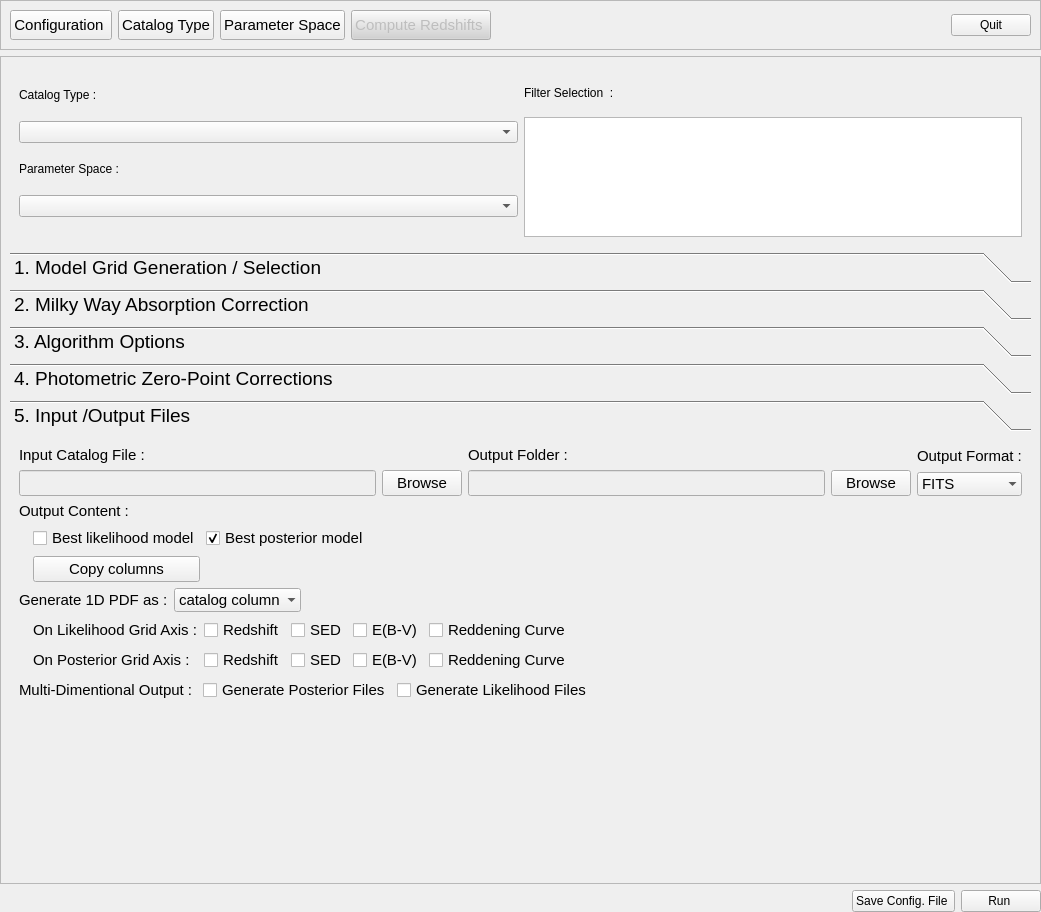
Qt form PhzQtUI/auxdir/PhzQtUI/FormAnalysis.ui (astrorama/Phosphoros) before a commit.
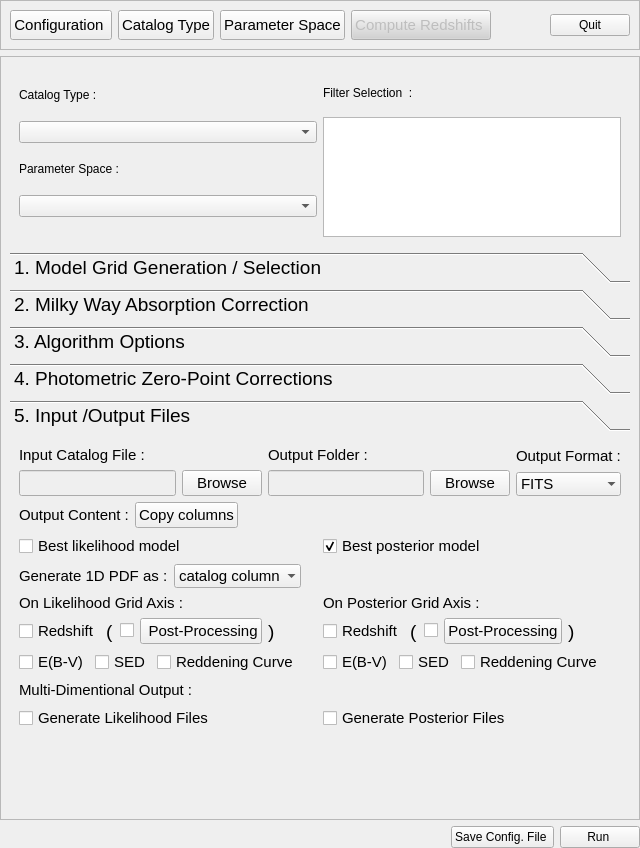
The same form after that commit.

The edit to the form file:
```diff
--- a/PhzQtUI/auxdir/PhzQtUI/FormAnalysis.ui
+++ b/PhzQtUI/auxdir/PhzQtUI/FormAnalysis.ui
@@ -6,8 +6,8 @@
    <rect>
     <x>0</x>
     <y>0</y>
-    <width>1041</width>
-    <height>912</height>
+    <width>640</width>
+    <height>848</height>
    </rect>
   </property>
   <property name="minimumSize">
@@ -164,8 +164,8 @@
        <rect>
         <x>0</x>
         <y>0</y>
-        <width>1039</width>
-        <height>816</height>
+        <width>638</width>
+        <height>752</height>
        </rect>
       </property>
       <layout class="QVBoxLayout" name="verticalLayout_9">
@@ -1134,14 +1134,14 @@
            <rect>
             <x>0</x>
             <y>0</y>
-            <width>1021</width>
-            <height>422</height>
+            <width>607</width>
+            <height>382</height>
            </rect>
           </property>
           <attribute name="label">
            <string>5. Input /Output Files</string>
           </attribute>
-          <layout class="QVBoxLayout" name="verticalLayout_2">
+          <layout class="QVBoxLayout" name="verticalLayout_33">
            <item>
             <layout class="QHBoxLayout" name="horizontalLayout_9">
              <item>
@@ -1283,6 +1283,8 @@
             </layout>
            </item>
            <item>
+            <layout class="QHBoxLayout" name="horizontalLayout_14">
+             <item>
             <widget class="QLabel" name="label_5">
              <property name="font">
               <font>
@@ -1295,22 +1297,40 @@
             </widget>
            </item>
            <item>
-            <layout class="QHBoxLayout" name="horizontalLayout_12">
-             <item>
-              <layout class="QGridLayout" name="gridLayout_4">
-               <item row="0" column="0">
-                <widget class="QLabel" name="label_24">
+              <widget class="QPushButton" name="output_column_btn">
                  <property name="font">
                   <font>
-                   <pointsize>10</pointsize>
-                  </font>
-                 </property>
+                 <pointsize>11</pointsize>
+                </font>
+               </property>
+               <property name="toolTip">
+                <string>&lt;html&gt;&lt;head/&gt;&lt;body&gt;&lt;p&gt;Choose which of the input catalog columns have to be copied in the output catalog&lt;/p&gt;&lt;/body&gt;&lt;/html&gt;</string>
+               </property>
                  <property name="text">
-                  <string/>
+                <string>Copy columns</string>
                  </property>
                 </widget>
                </item>
-               <item row="0" column="1">
+             <item>
+              <spacer name="horizontalSpacer_13">
+               <property name="orientation">
+                <enum>Qt::Horizontal</enum>
+               </property>
+               <property name="sizeHint" stdset="0">
+                <size>
+                 <width>40</width>
+                 <height>20</height>
+                </size>
+               </property>
+              </spacer>
+             </item>
+            </layout>
+           </item>
+           <item>
+            <layout class="QHBoxLayout" name="horizontalLayout">
+             <item>
+              <layout class="QVBoxLayout" name="verticalLayout_2">
+               <item>
                 <widget class="QCheckBox" name="cb_best_likelihood">
                  <property name="font">
                   <font>
@@ -1322,7 +1342,11 @@
                  </property>
                 </widget>
                </item>
-               <item row="0" column="2">
+              </layout>
+             </item>
+             <item>
+              <layout class="QVBoxLayout" name="verticalLayout_28">
+               <item>
                 <widget class="QCheckBox" name="cb_best_model_cols">
                  <property name="font">
                   <font>
@@ -1337,36 +1361,8 @@
                  </property>
                 </widget>
                </item>
-               <item row="1" column="1">
-                <widget class="QPushButton" name="output_column_btn">
-                 <property name="font">
-                  <font>
-                   <pointsize>11</pointsize>
-                  </font>
-                 </property>
-                 <property name="toolTip">
-                  <string>&lt;html&gt;&lt;head/&gt;&lt;body&gt;&lt;p&gt;Choose which of the input catalog columns have to be copied in the output catalog&lt;/p&gt;&lt;/body&gt;&lt;/html&gt;</string>
-                 </property>
-                 <property name="text">
-                  <string>Copy columns</string>
-                 </property>
-                </widget>
-               </item>
               </layout>
              </item>
-             <item>
-              <spacer name="horizontalSpacer_12">
-               <property name="orientation">
-                <enum>Qt::Horizontal</enum>
-               </property>
-               <property name="sizeHint" stdset="0">
-                <size>
-                 <width>40</width>
-                 <height>20</height>
-                </size>
-               </property>
-              </spacer>
-             </item>
             </layout>
            </item>
            <item>
@@ -1427,22 +1423,10 @@
             </layout>
            </item>
            <item>
-            <layout class="QHBoxLayout" name="horizontalLayout_6">
+            <layout class="QHBoxLayout" name="horizontalLayout_15">
              <item>
-              <layout class="QGridLayout" name="gridLayout">
-               <item row="0" column="0">
-                <widget class="QLabel" name="label_22">
-                 <property name="font">
-                  <font>
-                   <pointsize>10</pointsize>
-                  </font>
-                 </property>
-                 <property name="text">
-                  <string/>
-                 </property>
-                </widget>
-               </item>
-               <item row="0" column="1">
+              <layout class="QVBoxLayout" name="verticalLayout_31">
+               <item>
                 <widget class="QLabel" name="label_10">
                  <property name="font">
                   <font>
@@ -1454,7 +1438,9 @@
                  </property>
                 </widget>
                </item>
-               <item row="0" column="2">
+               <item>
+                <layout class="QHBoxLayout" name="horizontalLayout_21">
+                 <item>
                 <widget class="QCheckBox" name="cb_likelihood_pdf_z">
                  <property name="enabled">
                   <bool>true</bool>
@@ -1469,22 +1455,57 @@
                  </property>
                 </widget>
                </item>
-               <item row="0" column="3">
-                <widget class="QCheckBox" name="cb_likelihood_pdf_sed">
-                 <property name="enabled">
-                  <bool>true</bool>
-                 </property>
+                 <item>
+                  <widget class="QLabel" name="label_14">
+                   <property name="text">
+                    <string>(</string>
+                   </property>
+                  </widget>
+                 </item>
+                 <item>
+                  <widget class="QCheckBox" name="cb_pp_l">
+                   <property name="text">
+                    <string/>
+                   </property>
+                  </widget>
+                 </item>
+                 <item>
+                  <widget class="QPushButton" name="btn_pp_l">
                  <property name="font">
                   <font>
                    <pointsize>11</pointsize>
                   </font>
                  </property>
                  <property name="text">
-                  <string>SED</string>
+                    <string> Post-Processing</string>
                  </property>
                 </widget>
                </item>
-               <item row="0" column="4">
+                 <item>
+                  <widget class="QLabel" name="label_18">
+                   <property name="text">
+                    <string>)</string>
+                   </property>
+                  </widget>
+                 </item>
+                 <item>
+                  <spacer name="horizontalSpacer_11">
+                   <property name="orientation">
+                    <enum>Qt::Horizontal</enum>
+                   </property>
+                   <property name="sizeHint" stdset="0">
+                    <size>
+                     <width>40</width>
+                     <height>20</height>
+                    </size>
+                   </property>
+                  </spacer>
+                 </item>
+                </layout>
+               </item>
+               <item>
+                <layout class="QHBoxLayout" name="horizontalLayout_16">
+                 <item>
                 <widget class="QCheckBox" name="cb_likelihood_pdf_ebv">
                  <property name="enabled">
                   <bool>true</bool>
@@ -1499,7 +1520,22 @@
                  </property>
                 </widget>
                </item>
-               <item row="0" column="5">
+                 <item>
+                  <widget class="QCheckBox" name="cb_likelihood_pdf_sed">
+                   <property name="enabled">
+                    <bool>true</bool>
+                   </property>
+                   <property name="font">
+                    <font>
+                     <pointsize>11</pointsize>
+                    </font>
+                   </property>
+                   <property name="text">
+                    <string>SED</string>
+                   </property>
+                  </widget>
+                 </item>
+                 <item>
                 <widget class="QCheckBox" name="cb_likelihood_pdf_red">
                  <property name="enabled">
                   <bool>true</bool>
@@ -1514,7 +1550,26 @@
                  </property>
                 </widget>
                </item>
-               <item row="1" column="1">
+                 <item>
+                  <spacer name="horizontalSpacer_14">
+                   <property name="orientation">
+                    <enum>Qt::Horizontal</enum>
+                   </property>
+                   <property name="sizeHint" stdset="0">
+                    <size>
+                     <width>40</width>
+                     <height>20</height>
+                    </size>
+                   </property>
+                  </spacer>
+                 </item>
+                </layout>
+               </item>
+              </layout>
+             </item>
+             <item>
+              <layout class="QVBoxLayout" name="verticalLayout_32">
+               <item>
                 <widget class="QLabel" name="label_11">
                  <property name="font">
                   <font>
@@ -1526,7 +1581,9 @@
                  </property>
                 </widget>
                </item>
-               <item row="1" column="2">
+               <item>
+                <layout class="QHBoxLayout" name="horizontalLayout_26">
+                 <item>
                 <widget class="QCheckBox" name="cb_pdf_z">
                  <property name="enabled">
                   <bool>true</bool>
@@ -1541,22 +1598,62 @@
                  </property>
                 </widget>
                </item>
-               <item row="1" column="3">
-                <widget class="QCheckBox" name="cb_pdf_sed">
-                 <property name="enabled">
-                  <bool>true</bool>
-                 </property>
+                 <item>
+                  <widget class="QLabel" name="label_22">
+                   <property name="font">
+                    <font>
+                     <pointsize>14</pointsize>
+                    </font>
+                   </property>
+                   <property name="text">
+                    <string>(</string>
+                   </property>
+                  </widget>
+                 </item>
+                 <item>
+                  <widget class="QCheckBox" name="cb_pp_p">
+                   <property name="text">
+                    <string/>
+                   </property>
+                  </widget>
+                 </item>
+                 <item>
+                  <widget class="QPushButton" name="btn_pp_p">
                  <property name="font">
                   <font>
                    <pointsize>11</pointsize>
                   </font>
                  </property>
                  <property name="text">
-                  <string>SED</string>
+                    <string>Post-Processing</string>
                  </property>
                 </widget>
                </item>
-               <item row="1" column="4">
+                 <item>
+                  <widget class="QLabel" name="label_24">
+                   <property name="text">
+                    <string>)</string>
+                   </property>
+                  </widget>
+                 </item>
+                 <item>
+                  <spacer name="horizontalSpacer_12">
+                   <property name="orientation">
+                    <enum>Qt::Horizontal</enum>
+                   </property>
+                   <property name="sizeHint" stdset="0">
+                    <size>
+                     <width>40</width>
+                     <height>20</height>
+                    </size>
+                   </property>
+                  </spacer>
+                 </item>
+                </layout>
+               </item>
+               <item>
+                <layout class="QHBoxLayout" name="horizontalLayout_27">
+                 <item>
                 <widget class="QCheckBox" name="cb_pdf_ebv">
                  <property name="enabled">
                   <bool>true</bool>
@@ -1571,7 +1668,22 @@
                  </property>
                 </widget>
                </item>
-               <item row="1" column="5">
+                 <item>
+                  <widget class="QCheckBox" name="cb_pdf_sed">
+                   <property name="enabled">
+                    <bool>true</bool>
+                   </property>
+                   <property name="font">
+                    <font>
+                     <pointsize>11</pointsize>
+                    </font>
+                   </property>
+                   <property name="text">
+                    <string>SED</string>
+                   </property>
+                  </widget>
+                 </item>
+                 <item>
                 <widget class="QCheckBox" name="cb_pdf_red">
                  <property name="enabled">
                   <bool>true</bool>
@@ -1586,10 +1698,8 @@
                  </property>
                 </widget>
                </item>
-              </layout>
-             </item>
              <item>
-              <spacer name="horizontalSpacer_14">
+                  <spacer name="horizontalSpacer_16">
                <property name="orientation">
                 <enum>Qt::Horizontal</enum>
                </property>
@@ -1603,9 +1713,13 @@
              </item>
             </layout>
            </item>
+              </layout>
+             </item>
+            </layout>
+           </item>
            <item>
-            <layout class="QGridLayout" name="gridLayout_3">
-             <item row="0" column="0">
+            <layout class="QHBoxLayout" name="horizontalLayout_6">
+             <item>
               <widget class="QLabel" name="label_12">
                <property name="font">
                 <font>
@@ -1617,32 +1731,8 @@
                </property>
               </widget>
              </item>
-             <item row="0" column="1">
-              <widget class="QCheckBox" name="cb_gen_posterior">
-               <property name="font">
-                <font>
-                 <pointsize>11</pointsize>
-                </font>
-               </property>
-               <property name="text">
-                <string>Generate Posterior Files</string>
-               </property>
-              </widget>
-             </item>
-             <item row="0" column="3">
-              <widget class="QLabel" name="label_25">
-               <property name="font">
-                <font>
-                 <pointsize>10</pointsize>
-                </font>
-               </property>
-               <property name="text">
-                <string/>
-               </property>
-              </widget>
-             </item>
-             <item row="0" column="8">
-              <spacer name="horizontalSpacer_11">
+             <item>
+              <spacer name="horizontalSpacer_2">
                <property name="orientation">
                 <enum>Qt::Horizontal</enum>
                </property>
@@ -1654,7 +1744,13 @@
                </property>
               </spacer>
              </item>
-             <item row="0" column="2">
+            </layout>
+           </item>
+           <item>
+            <layout class="QHBoxLayout" name="horizontalLayout_12">
+             <item>
+              <layout class="QVBoxLayout" name="verticalLayout_29">
+               <item>
               <widget class="QCheckBox" name="cb_gen_likelihood">
                <property name="font">
                 <font>
@@ -1669,16 +1765,22 @@
             </layout>
            </item>
            <item>
-            <widget class="QLabel" name="label_14">
+              <layout class="QVBoxLayout" name="verticalLayout_30">
+               <item>
+                <widget class="QCheckBox" name="cb_gen_posterior">
              <property name="font">
               <font>
-               <pointsize>10</pointsize>
+                   <pointsize>11</pointsize>
               </font>
              </property>
              <property name="text">
-              <string/>
-             </property>
-            </widget>
+                  <string>Generate Posterior Files</string>
+                 </property>
+                </widget>
+               </item>
+              </layout>
+             </item>
+            </layout>
            </item>
            <item>
             <spacer name="verticalSpacer">
```
Left out of the diff: 19 changed lines with no effect on the pictures. Lines whose indentation alone changed are shown as unchanged.
